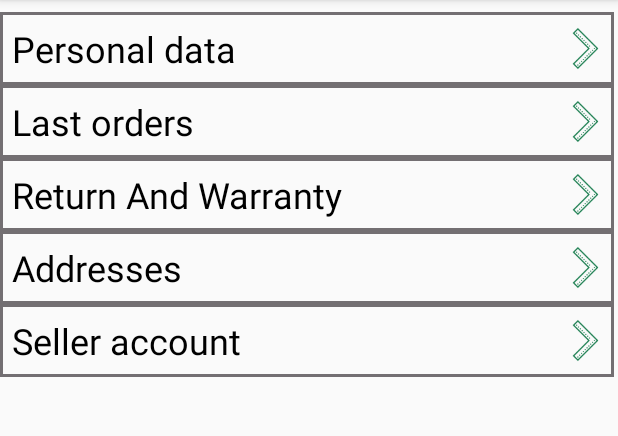
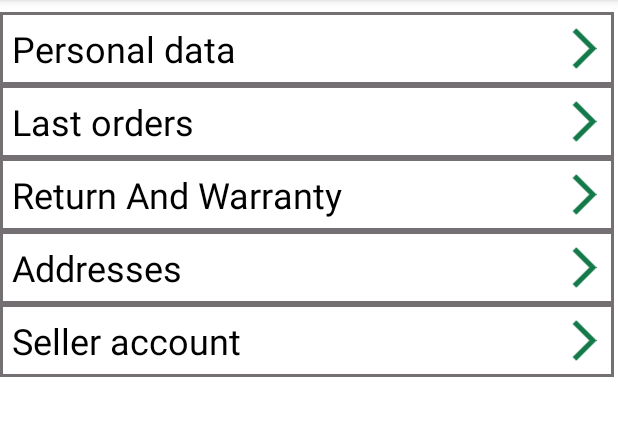
Before and after one commit to mohmj/FutureStore, an Android app: the ProfileActivity screen opened directly, with no data from a screen before it, on a phone screen of 412 x 824 dp, the part 84-520 px from its top. Run offline under Robolectric (Android 15) with nearby library versions, the phone set to English and light mode, and no system bars; our stand-ins replace Firebase (no records; nobody signed in at launch, a user with empty details on screens opened directly).

Commit message:
Change background to color from colors. Add new color. Cancel dark mode button

```diff
--- a/app/src/main/res/drawable/category_background.xml
+++ b/app/src/main/res/drawable/category_background.xml
@@ -1,6 +1,6 @@
 <?xml version="1.0" encoding="utf-8"?>
 <shape xmlns:android="http://schemas.android.com/apk/res/android">
-    <solid android:color="@android:color/white"/>
+    <solid android:color="@color/Default_background"/>
     <stroke android:color="@color/Default1" android:width="3dp"/>
     <corners android:radius="15dp"/>
 
--- a/app/src/main/res/drawable/default_edit_text_off.xml
+++ b/app/src/main/res/drawable/default_edit_text_off.xml
@@ -3,5 +3,6 @@
 
     <stroke android:color="@color/Default3" android:width="2dp"/>
     <corners android:radius="15dp" />
+    <solid android:color="@color/Default_background"/>
 
 </shape>
--- a/app/src/main/res/drawable/default_edit_text_on.xml
+++ b/app/src/main/res/drawable/default_edit_text_on.xml
@@ -3,5 +3,6 @@
 
     <stroke android:color="@color/Default5" android:width="3dp"/>
     <corners android:radius="15dp" />
+    <solid android:color="@color/Default_background"/>
 
 </shape>
--- /dev/null
+++ b/app/src/main/res/drawable/ic_baseline_arrow_back_ios_24.xml
@@ -0,0 +1,5 @@
+<vector android:autoMirrored="true" android:height="24dp"
+    android:tint="#147A4A" android:viewportHeight="24"
+    android:viewportWidth="24" android:width="24dp" xmlns:android="http://schemas.android.com/apk/res/android">
+    <path android:fillColor="@android:color/white" android:pathData="M11.67,3.87L9.9,2.1 0,12l9.9,9.9 1.77,-1.77L3.54,12z"/>
+</vector>
--- a/app/src/main/res/drawable/product_price.xml
+++ b/app/src/main/res/drawable/product_price.xml
@@ -1,4 +1,5 @@
 <?xml version="1.0" encoding="utf-8"?>
 <shape xmlns:android="http://schemas.android.com/apk/res/android">
     <stroke android:width="3dp" android:color="@color/Default5"/>
+
 </shape>
--- a/app/src/main/res/drawable/signup_body.xml
+++ b/app/src/main/res/drawable/signup_body.xml
@@ -1,8 +1,9 @@
 <?xml version="1.0" encoding="utf-8"?>
 <shape xmlns:android="http://schemas.android.com/apk/res/android">
 
-    <solid android:color="@color/Default_white"></solid>
+    <solid android:color="@color/Default_background"></solid>
 
     <corners android:topRightRadius="25dp" android:topLeftRadius="25dp"/>
 
+
 </shape>
--- a/app/src/main/res/layout/activity_dark_mode_dialog.xml
+++ b/app/src/main/res/layout/activity_dark_mode_dialog.xml
@@ -4,6 +4,7 @@
     xmlns:tools="http://schemas.android.com/tools"
     android:layout_width="match_parent"
     android:layout_height="wrap_content"
+    android:background="@color/Default_background"
     android:orientation="vertical"
     tools:context=".DarkModeDialogActivity">
 
--- a/app/src/main/res/layout/activity_personal_data.xml
+++ b/app/src/main/res/layout/activity_personal_data.xml
@@ -4,6 +4,7 @@
     xmlns:tools="http://schemas.android.com/tools"
     android:layout_width="match_parent"
     android:layout_height="match_parent"
+    android:background="@color/Default_background"
     tools:context=".PersonalDataActivity">
 
     <EditText
--- a/app/src/main/res/layout/activity_profile.xml
+++ b/app/src/main/res/layout/activity_profile.xml
@@ -4,17 +4,18 @@
     xmlns:tools="http://schemas.android.com/tools"
     android:layout_width="match_parent"
     android:layout_height="match_parent"
+    android:background="@color/Default_background"
     tools:context=".ProfileActivity">
 
     <TextView
         android:id="@+id/profile_activity_big_button_background_text_view"
         android:layout_width="0dp"
         android:layout_height="0dp"
+        android:background="@color/Default_red"
         app:cornerRadius="16dp"
         app:layout_constraintBottom_toBottomOf="parent"
         app:layout_constraintEnd_toEndOf="parent"
         app:layout_constraintStart_toStartOf="parent"
-        android:background="@color/Default_red"
         app:layout_constraintTop_toTopOf="@+id/guideline2" />
 
     <androidx.constraintlayout.widget.Guideline
@@ -70,10 +71,12 @@
                 android:id="@+id/imageView5"
                 android:layout_width="40dp"
                 android:layout_height="0dp"
+                android:layout_marginEnd="8dp"
+                android:rotation="180"
                 app:layout_constraintBottom_toBottomOf="@+id/textView42"
                 app:layout_constraintEnd_toEndOf="parent"
                 app:layout_constraintTop_toTopOf="@+id/textView42"
-                app:srcCompat="@drawable/icons8_back_2_80px" />
+                app:srcCompat="@drawable/ic_baseline_arrow_back_ios_24" />
 
         </androidx.constraintlayout.widget.ConstraintLayout>
 
@@ -86,10 +89,12 @@
                 android:id="@+id/imageView6"
                 android:layout_width="40dp"
                 android:layout_height="0dp"
+                android:layout_marginEnd="8dp"
+                android:rotation="180"
                 app:layout_constraintBottom_toBottomOf="@+id/textView43"
                 app:layout_constraintEnd_toEndOf="parent"
                 app:layout_constraintTop_toTopOf="@+id/textView43"
-                app:srcCompat="@drawable/icons8_back_2_80px" />
+                app:srcCompat="@drawable/ic_baseline_arrow_back_ios_24" />
 
             <TextView
                 android:id="@+id/textView43"
@@ -115,10 +120,12 @@
                 android:id="@+id/imageView15"
                 android:layout_width="40dp"
                 android:layout_height="0dp"
+                android:layout_marginEnd="8dp"
+                android:rotation="180"
                 app:layout_constraintBottom_toBottomOf="@+id/textView44"
                 app:layout_constraintEnd_toEndOf="parent"
                 app:layout_constraintTop_toTopOf="@+id/textView44"
-                app:srcCompat="@drawable/icons8_back_2_80px" />
+                app:srcCompat="@drawable/ic_baseline_arrow_back_ios_24" />
 
             <TextView
                 android:id="@+id/textView44"
@@ -144,10 +151,12 @@
                 android:id="@+id/imageView16"
                 android:layout_width="40dp"
                 android:layout_height="0dp"
+                android:layout_marginEnd="8dp"
+                android:rotation="180"
                 app:layout_constraintBottom_toBottomOf="@+id/textView45"
                 app:layout_constraintEnd_toEndOf="parent"
                 app:layout_constraintTop_toTopOf="@+id/textView45"
-                app:srcCompat="@drawable/icons8_back_2_80px" />
+                app:srcCompat="@drawable/ic_baseline_arrow_back_ios_24" />
 
             <TextView
                 android:id="@+id/textView45"
@@ -173,10 +182,12 @@
                 android:id="@+id/imageView17"
                 android:layout_width="40dp"
                 android:layout_height="0dp"
+                android:layout_marginEnd="8dp"
+                android:rotation="180"
                 app:layout_constraintBottom_toBottomOf="@+id/textView46"
                 app:layout_constraintEnd_toEndOf="parent"
                 app:layout_constraintTop_toTopOf="@+id/textView46"
-                app:srcCompat="@drawable/icons8_back_2_80px" />
+                app:srcCompat="@drawable/ic_baseline_arrow_back_ios_24" />
 
             <TextView
                 android:id="@+id/textView46"
--- a/app/src/main/res/values-night/colors.xml
+++ b/app/src/main/res/values-night/colors.xml
@@ -11,4 +11,5 @@
     <color name="Default1">#222021</color>
     <color name="Default_white">#7E6D6D</color>
     <color name="Default_red">#391515</color>
+    <color name="Default_background">#ffffff</color>
 </resources>
--- a/app/src/main/res/values/colors.xml
+++ b/app/src/main/res/values/colors.xml
@@ -11,4 +11,5 @@
     <color name="Default1">#736F72</color>
     <color name="Default_white">#F0F0F0</color>
     <color name="Default_red">#F80000</color>
+    <color name="Default_background">#ffffff</color>
 </resources>
```
Also changed, not shown: app/src/main/java/com/example/futurestore/DarkModeDialogActivity.kt (+10 -2 lines), app/src/main/java/com/example/futurestore/MenuActivity.kt (+8 -5 lines), app/src/main/res/layout/activity_main.xml (+5 -3 lines), app/src/main/res/layout/activity_menu.xml (+9 -11 lines), app/src/main/res/layout/activity_product.xml (+5 -2 lines), app/src/main/res/layout/activity_show_product.xml (+6 -1 lines).
